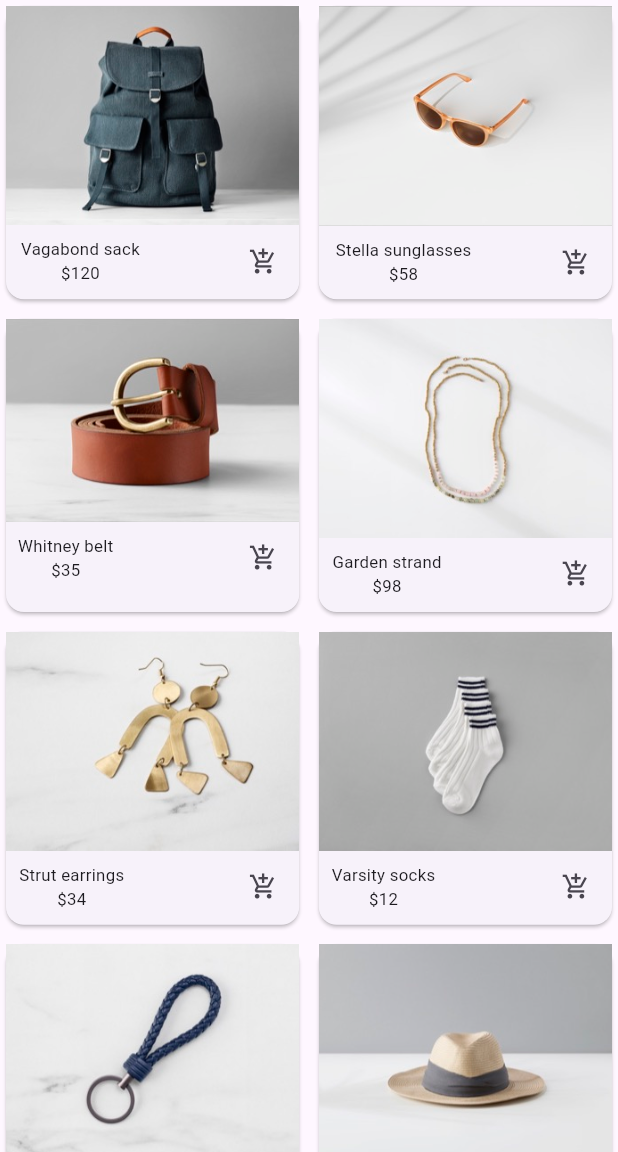
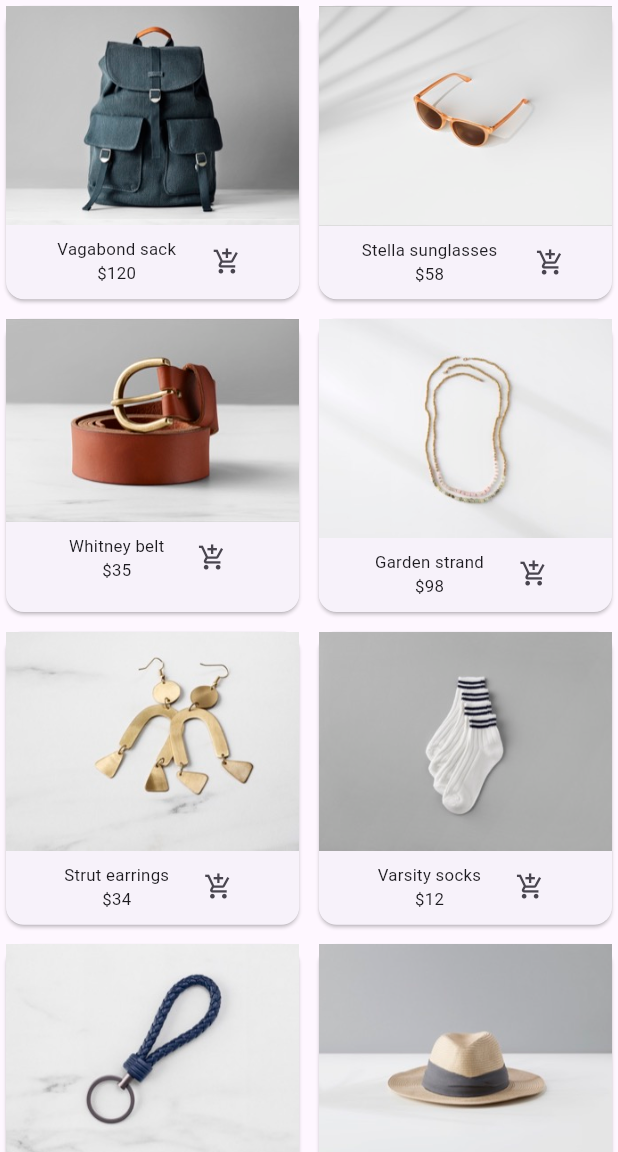
Before and after one commit to zacw-243L/flutter-shop-app, a Flutter app: the screen it shows after launch, on a phone screen of 412 x 824 dp, the part 84-1236 px from its top. Run offline on Flutter 3.47's test engine with Material 3 defaults, Android fonts, the phone set to English and light mode, and no system bars.

Commit message:
Better Answer

```diff
--- a/lib/main.dart
+++ b/lib/main.dart
@@ -62,7 +62,8 @@ class _MyAppState extends State<MyApp> {
                     Align(
                       alignment: Alignment.center,
                       child: Row(
-                        mainAxisAlignment: MainAxisAlignment.spaceBetween,
+                        mainAxisSize: MainAxisSize.min,
+                        crossAxisAlignment: CrossAxisAlignment.center,
                         children: [
                           Transform.scale(
                             scale: 0.8, // scale down the text
@@ -76,7 +77,8 @@ class _MyAppState extends State<MyApp> {
                           Transform.scale(
                             scale: 0.8, // scale down the icon
                             child: IconButton(
-                              icon: const Icon(Icons.add_shopping_cart),
+                              icon: const Expanded(
+                                  child: Icon(Icons.add_shopping_cart)),
                               onPressed: () {
                                 _addProductToSelected(product);
                                 final snackBar = SnackBar(
```
Also changed, not shown: pubspec.lock.
